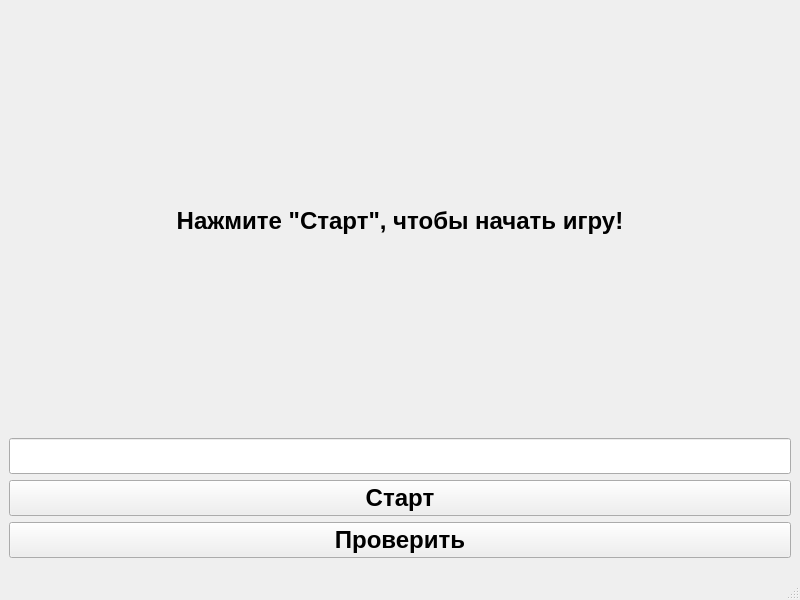
Old version of the form ui_mainwindow.ui in the repository stmareii/3lab.
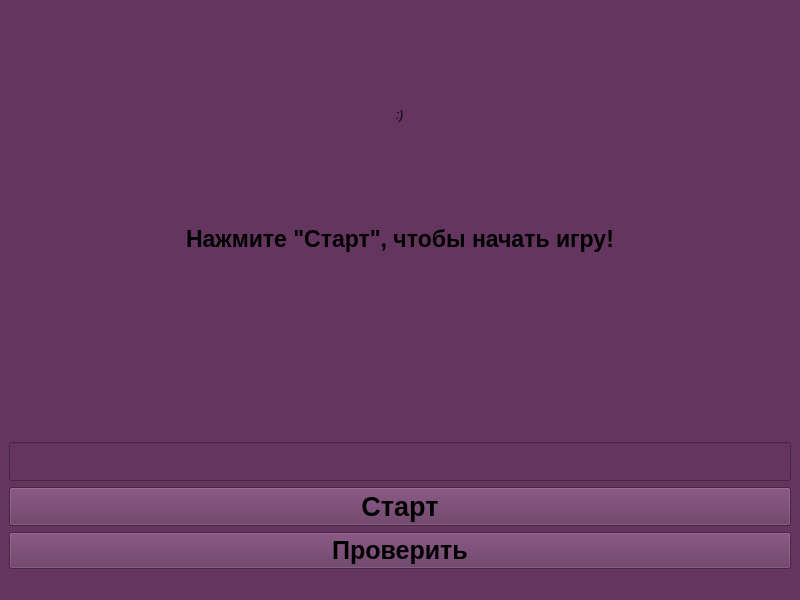
New version of the form.

```diff
--- a/ui_mainwindow.ui
+++ b/ui_mainwindow.ui
@@ -22,10 +22,42 @@
   <property name="windowTitle">
    <string>Game-test memory</string>
   </property>
+  <property name="styleSheet">
+   <string notr="true">background-color: rgb(100, 53, 95)</string>
+  </property>
   <widget class="QWidget" name="centralwidget">
-   <layout class="QVBoxLayout" name="verticalLayout">
-    <item>
+   <layout class="QGridLayout" name="gridLayout">
+    <item row="3" column="0">
+     <widget class="QLineEdit" name="lineEdit">
+      <property name="font">
+       <font>
+        <pointsize>20</pointsize>
+        <bold>false</bold>
+       </font>
+      </property>
+     </widget>
+    </item>
+    <item row="4" column="0">
+     <widget class="QPushButton" name="startButton">
+      <property name="font">
+       <font>
+        <pointsize>20</pointsize>
+        <bold>true</bold>
+       </font>
+      </property>
+      <property name="text">
+       <string>Старт</string>
+      </property>
+     </widget>
+    </item>
+    <item row="1" column="0" alignment="Qt::AlignmentFlag::AlignTop">
      <widget class="QLabel" name="centretext">
+      <property name="font">
+       <font>
+        <pointsize>17</pointsize>
+        <bold>true</bold>
+       </font>
+      </property>
       <property name="text">
        <string>Нажмите &quot;Старт&quot;, чтобы начать игру!</string>
       </property>
@@ -34,23 +66,34 @@
       </property>
      </widget>
     </item>
-    <item>
-     <widget class="QLineEdit" name="lineEdit"/>
-    </item>
-    <item>
-     <widget class="QPushButton" name="startButton">
-      <property name="text">
-       <string>Старт</string>
-      </property>
-     </widget>
-    </item>
-    <item>
+    <item row="5" column="0">
      <widget class="QPushButton" name="checkButton">
+      <property name="font">
+       <font>
+        <pointsize>19</pointsize>
+        <bold>true</bold>
+       </font>
+      </property>
       <property name="text">
        <string>Проверить</string>
       </property>
      </widget>
     </item>
+    <item row="0" column="0" alignment="Qt::AlignmentFlag::AlignHCenter">
+     <widget class="QLabel" name="textWinLose">
+      <property name="font">
+       <font>
+        <pointsize>9</pointsize>
+        <italic>true</italic>
+        <bold>false</bold>
+        <underline>false</underline>
+       </font>
+      </property>
+      <property name="text">
+       <string>:)</string>
+      </property>
+     </widget>
+    </item>
    </layout>
   </widget>
   <widget class="QStatusBar" name="statusbar"/>
```
